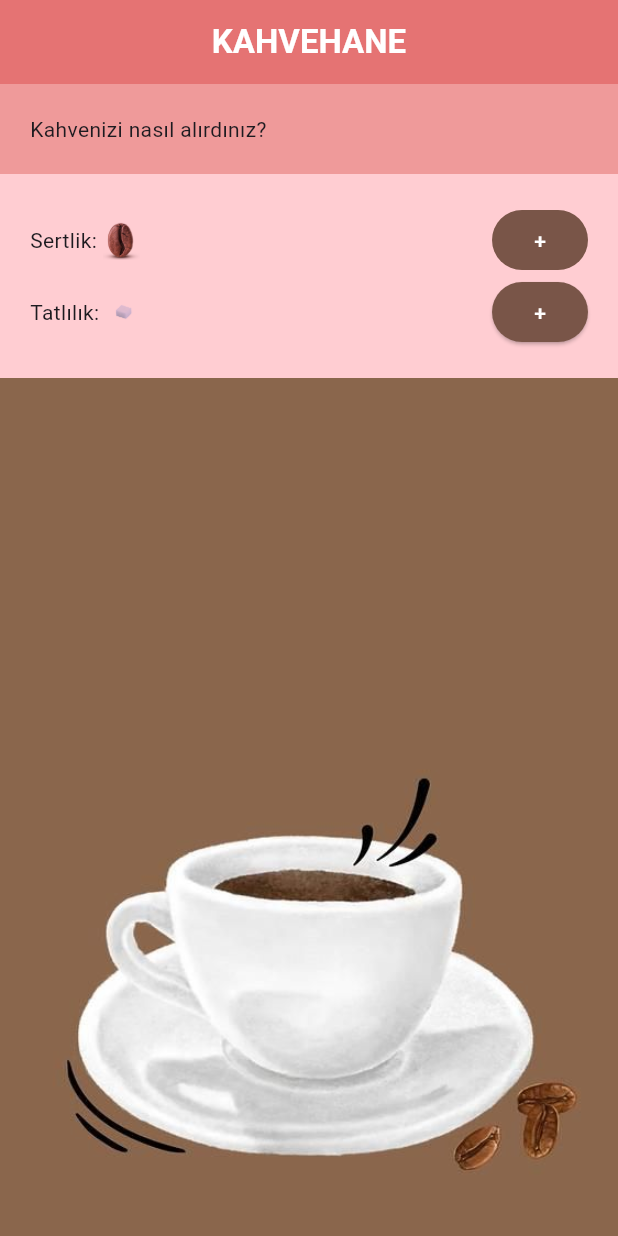
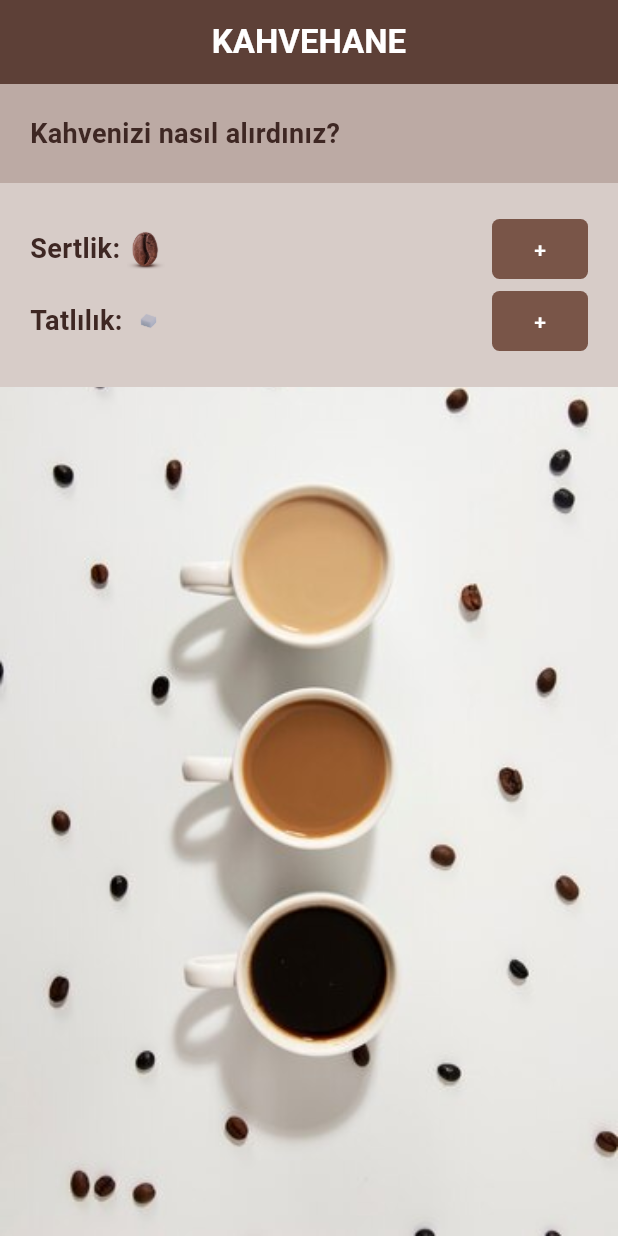
Before and after one commit to elifnurdemir/FlutterCoffeePref, a Flutter app: the screen it shows after launch, on a phone screen of 412 x 824 dp. Run offline on Flutter 3.47's test engine with Material 3 defaults, Android fonts, the phone set to English and light mode, and no system bars.

Commit message:
sandbox updated

```diff
--- a/lib/coffee_prefs.dart
+++ b/lib/coffee_prefs.dart
@@ -1,4 +1,6 @@
 import 'package:flutter/material.dart';
+import 'package:music_player/styled_body_text.dart';
+import 'package:music_player/styled_button.dart';
 
 class CoffeePrefs extends StatefulWidget {
   const CoffeePrefs({super.key});
@@ -29,42 +31,31 @@ class _CoffeePrefsState extends State<CoffeePrefs> {
       children: [
         Row(
           children: [
-            const Text('Sertlik: '),
+            const StyledBodyText('Sertlik: '),
             for (int i = 0; i < strength; i++)
               Image.asset(
                 'assets/img/coffee.jpg',
                 width: 25,
-                color: Colors.red[100],
+                color: Colors.brown[100],
                 colorBlendMode: BlendMode.multiply,
               ),
             const Expanded(child: SizedBox()),
-            FilledButton(
-                onPressed: increaseStrength,
-                style: FilledButton.styleFrom(
-                  backgroundColor: Colors.brown,
-                  foregroundColor: Colors.white,
-                ),
-                child: const Text('+'))
+            StyledButton(onPressed: increaseStrength, child: const Text('+',))
+
           ],
         ),
         Row(
           children: [
-            const Text('Tatlılık: '),
+            const StyledBodyText('Tatlılık: '),
             for (int i = 0; i < sugars; i++)
               Image.asset(
                 'assets/img/mini.jpg',
                 width: 25,
-                color: Colors.red[100],
+                color: Colors.brown[100],
                 colorBlendMode: BlendMode.multiply,
               ),
             const Expanded(child: SizedBox()),
-            ElevatedButton(
-                onPressed: increaseSugars,
-                style: ElevatedButton.styleFrom(
-                  backgroundColor: Colors.brown,
-                  foregroundColor: Colors.white,
-                ),
-                child: const Text('+'))
+            StyledButton(onPressed: increaseSugars, child: const Text('+'))
           ],
         ),
       ],
--- a/lib/home.dart
+++ b/lib/home.dart
@@ -1,5 +1,6 @@
 import 'package:flutter/material.dart';
 import 'package:music_player/coffee_prefs.dart';
+import 'package:music_player/styled_body_text.dart';
 
 class Home extends StatelessWidget {
   const Home({super.key});
@@ -12,19 +13,19 @@ class Home extends StatelessWidget {
           color: Colors.white,
           fontWeight: FontWeight.bold
         ),),
-        backgroundColor: Colors.red[300],
+        backgroundColor: Colors.brown[700],
         centerTitle: true,
       ),
       body: Column(
         crossAxisAlignment: CrossAxisAlignment.stretch,
         children: [
           Container(
-            color: Colors.red[200],
+            color: Colors.brown[200],
             padding: const EdgeInsets.all(20),
-            child: const Text('Kahvenizi nasıl alırdınız?'),
+            child: StyledBodyText('Kahvenizi nasıl alırdınız?')
           ),
           Container(
-            color: Colors.red[100],
+            color: Colors.brown[100],
             padding: const EdgeInsets.all(20),
             child: const CoffeePrefs(),
           ),
--- /dev/null
+++ b/lib/styled_body_text.dart
@@ -0,0 +1,16 @@
+import 'package:flutter/material.dart';
+
+class StyledBodyText extends StatelessWidget {
+  const StyledBodyText(this.text, {super.key});
+
+  final String text;
+
+  @override
+  Widget build(BuildContext context) {
+    return Text(text, style:  TextStyle(
+      color: Colors.brown[900],
+      fontWeight: FontWeight.bold,
+      fontSize: 18 ,
+    ),);
+  }
+}
--- /dev/null
+++ b/lib/styled_button.dart
@@ -0,0 +1,27 @@
+import 'package:flutter/material.dart';
+
+class StyledButton extends StatelessWidget {
+  const StyledButton({
+    super.key,
+    required this.onPressed,
+    required this.child,
+  });
+
+  final Widget child;
+  final void Function() onPressed;
+  @override
+  Widget build(BuildContext context) {
+    return  TextButton(
+      style: TextButton.styleFrom(
+        backgroundColor: Colors.brown,
+        foregroundColor: Colors.white,
+        shape: const RoundedRectangleBorder(
+          borderRadius: BorderRadius.all(Radius.circular(5))
+        )
+      ),
+      onPressed: onPressed,
+      child: child,
+
+    );
+  }
+}
```
Also changed, not shown: assets/img/bg.jpg.
